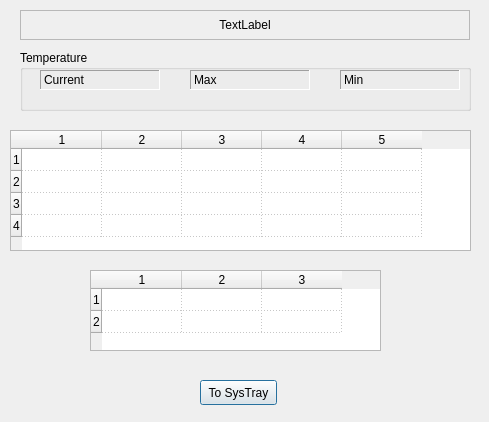
andorok/amb_mon, file amb_mon.ui: the form before one commit.
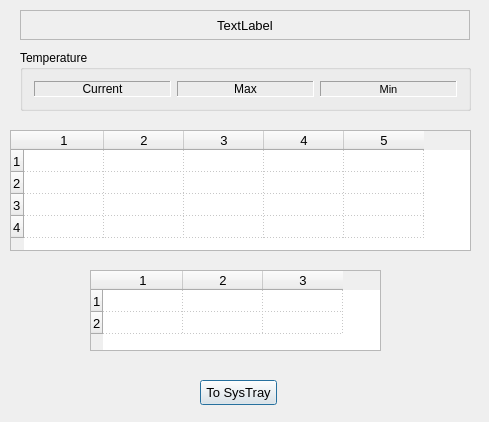
The form after the commit. Icons and pictures are not drawn.

The edit to the form file:
```diff
--- a/amb_mon.ui
+++ b/amb_mon.ui
@@ -10,6 +10,11 @@
     <height>422</height>
    </rect>
   </property>
+  <property name="font">
+   <font>
+    <pointsize>10</pointsize>
+   </font>
+  </property>
   <property name="windowTitle">
    <string>AMB Monitor</string>
   </property>
@@ -26,17 +31,22 @@
      <height>61</height>
     </rect>
    </property>
+   <property name="font">
+    <font>
+     <family>Segoe UI</family>
+     <pointsize>9</pointsize>
+    </font>
+   </property>
    <property name="title">
     <string>Temperature</string>
    </property>
+   <layout class="QHBoxLayout" name="horizontalLayout_2">
+    <item>
    <widget class="QLabel" name="labelCurTemp">
-    <property name="geometry">
-     <rect>
-      <x>20</x>
-      <y>20</y>
-      <width>120</width>
-      <height>20</height>
-     </rect>
+      <property name="font">
+       <font>
+        <pointsize>9</pointsize>
+       </font>
     </property>
     <property name="frameShape">
      <enum>QFrame::Panel</enum>
@@ -47,15 +57,17 @@
     <property name="text">
      <string>Current</string>
     </property>
-   </widget>
+      <property name="alignment">
+       <set>Qt::AlignCenter</set>
+      </property>
+     </widget>
+    </item>
+    <item>
    <widget class="QLabel" name="labelMaxTemp">
-    <property name="geometry">
-     <rect>
-      <x>170</x>
-      <y>20</y>
-      <width>120</width>
-      <height>20</height>
-     </rect>
+      <property name="font">
+       <font>
+        <pointsize>9</pointsize>
+       </font>
     </property>
     <property name="frameShape">
      <enum>QFrame::Panel</enum>
@@ -66,15 +78,17 @@
     <property name="text">
      <string>Max</string>
     </property>
-   </widget>
+      <property name="alignment">
+       <set>Qt::AlignCenter</set>
+      </property>
+     </widget>
+    </item>
+    <item>
    <widget class="QLabel" name="labelMinTemp">
-    <property name="geometry">
-     <rect>
-      <x>320</x>
-      <y>20</y>
-      <width>120</width>
-      <height>20</height>
-     </rect>
+      <property name="font">
+       <font>
+        <pointsize>8</pointsize>
+       </font>
     </property>
     <property name="frameShape">
      <enum>QFrame::Panel</enum>
@@ -85,7 +99,12 @@
     <property name="text">
      <string>Min</string>
     </property>
-   </widget>
+      <property name="alignment">
+       <set>Qt::AlignCenter</set>
+      </property>
+     </widget>
+    </item>
+   </layout>
   </widget>
   <widget class="QLabel" name="labelBrdInfo">
    <property name="geometry">
```
Left out of the diff: 6 changed lines with no effect on the pictures. Lines whose indentation alone changed are shown as unchanged.
